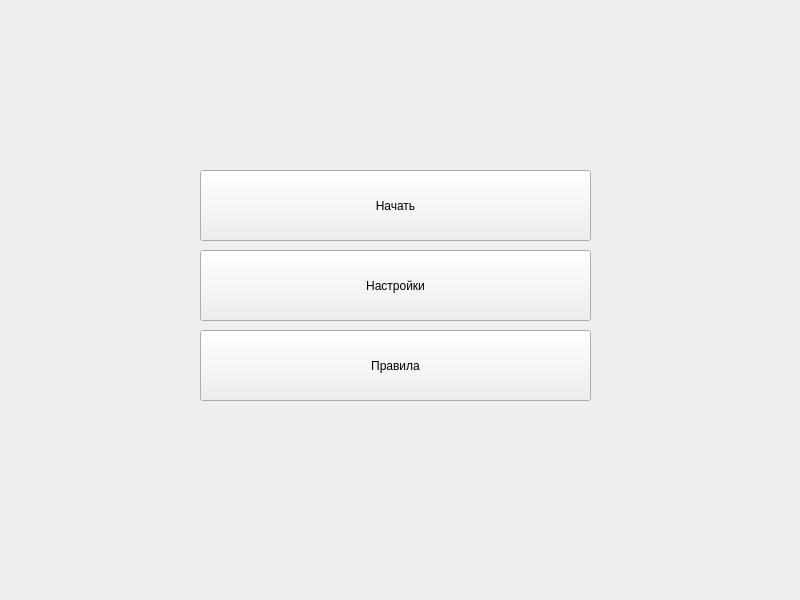
First picture: the form in Task5/Resources/ui/forms/menu.ui, repository SaVyrin/Languages-and-Programming-Systems, before the edit.
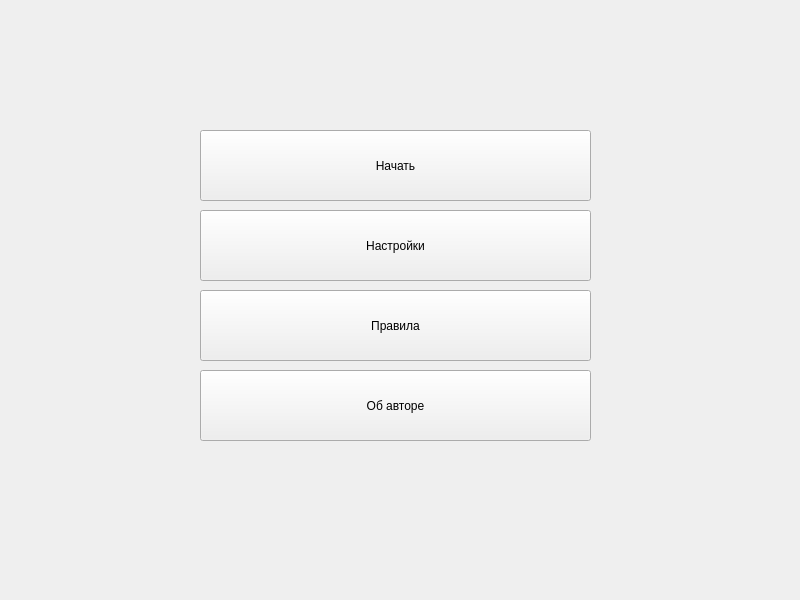
Second picture: the form after the edit.

Commit message: added about window to Task 5

What changed in the file:
```diff
--- a/Task5/Resources/ui/forms/menu.ui
+++ b/Task5/Resources/ui/forms/menu.ui
@@ -18,7 +18,7 @@
     <property name="geometry">
      <rect>
       <x>200</x>
-      <y>170</y>
+      <y>130</y>
       <width>391</width>
       <height>71</height>
      </rect>
@@ -31,7 +31,7 @@
     <property name="geometry">
      <rect>
       <x>200</x>
-      <y>330</y>
+      <y>290</y>
       <width>391</width>
       <height>71</height>
      </rect>
@@ -44,7 +44,7 @@
     <property name="geometry">
      <rect>
       <x>200</x>
-      <y>250</y>
+      <y>210</y>
       <width>391</width>
       <height>71</height>
      </rect>
@@ -53,6 +53,19 @@
      <string>Настройки</string>
     </property>
    </widget>
+   <widget class="QPushButton" name="aboutButton">
+    <property name="geometry">
+     <rect>
+      <x>200</x>
+      <y>370</y>
+      <width>391</width>
+      <height>71</height>
+     </rect>
+    </property>
+    <property name="text">
+     <string>Об авторе</string>
+    </property>
+   </widget>
   </widget>
  </widget>
  <resources/>
```
The commit also changes 3 other files.
